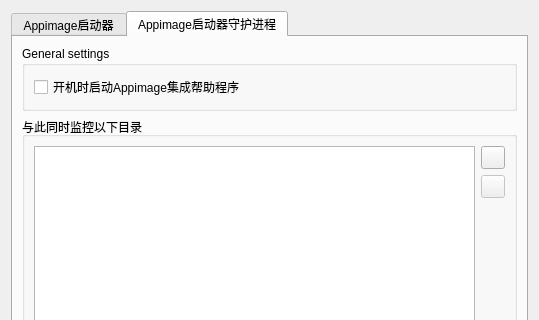
Old version of the form src/ui/settings_dialog.ui in the repository linlinger/AppImageLauncher; both pictures show x 0 to 539 and y 0 to 320 of the 539 by 459 pixel window.
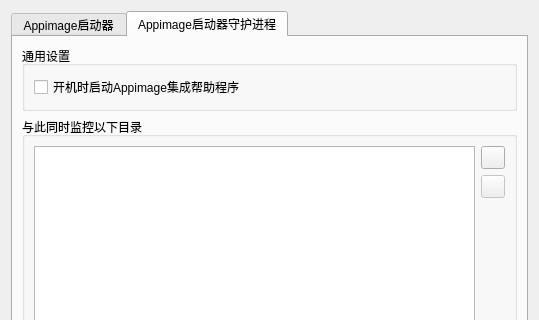
New version of the form. The open tabs and pages were chosen to show the change. Icons and pictures are not drawn.

```diff
--- a/src/ui/settings_dialog.ui
+++ b/src/ui/settings_dialog.ui
@@ -152,7 +152,7 @@
           <locale language="English" country="UnitedStates"/>
          </property>
          <property name="title">
-          <string>General settings</string>
+          <string>通用设置</string>
          </property>
          <layout class="QVBoxLayout" name="verticalLayout_6">
           <item>
```
